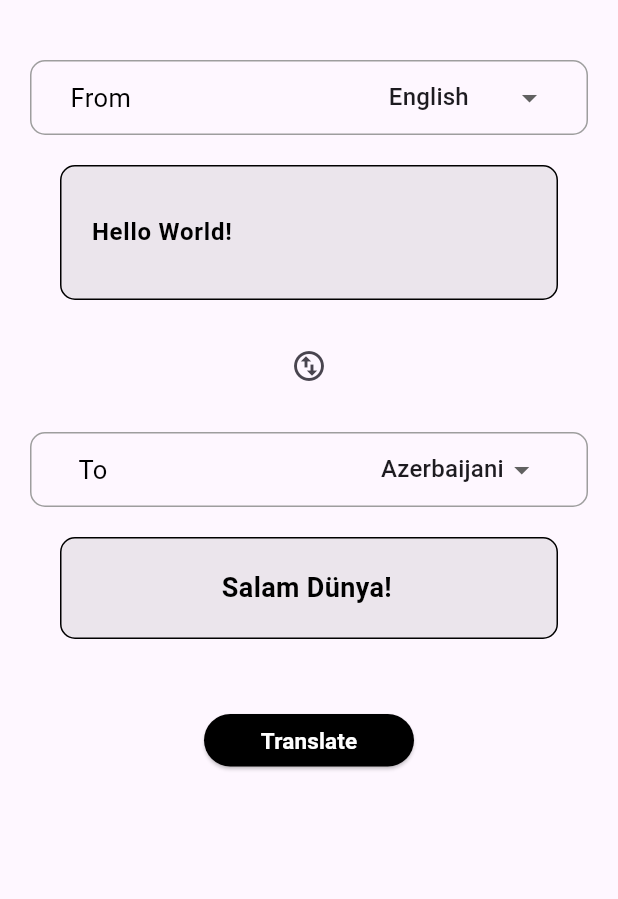
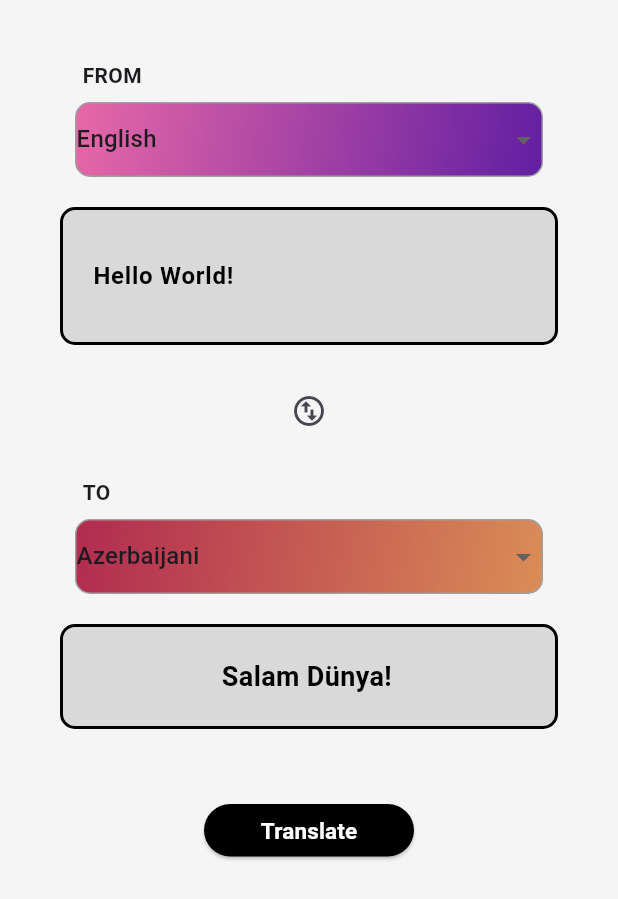
Before and after one commit to Kanan302/translator-app, a Flutter app: the TranslatorWrite screen opened directly, on a phone screen of 412 x 824 dp. Shown: the top 899 px of the screen. Run offline on Flutter 3.47's test engine with Material 3 defaults, Android fonts, the phone set to English and light mode, and no system bars; our stand-ins replace bloc, equatable, firebase_auth, firebase_core, flutter_bloc, flutter_tts and 2 more; missing offline and left inert: google_ml_kit, translator; accounts and stored records are empty.

Commit message:
updated design of dropdown

```diff
--- a/lib/pages/views/translatorwrite.dart
+++ b/lib/pages/views/translatorwrite.dart
@@ -68,6 +68,7 @@ class _TranslatorWriteState extends State<TranslatorWrite> {
   @override
   Widget build(BuildContext context) {
     return Scaffold(
+      backgroundColor: Colors.grey.shade100,
       body: SafeArea(
         child: SingleChildScrollView(
           child: Padding(
@@ -78,31 +79,47 @@ class _TranslatorWriteState extends State<TranslatorWrite> {
                 const SizedBox(
                   height: 20,
                 ),
+                Column(
+                  crossAxisAlignment: CrossAxisAlignment.start,
+                  children: [
                     Container(
-                  decoration: BoxDecoration(
-                      border: Border.all(color: Colors.grey),
-                      borderRadius: BorderRadius.circular(10)),
-                  child: Row(
-                    mainAxisAlignment: MainAxisAlignment.spaceEvenly,
-                    children: [
-                      const Text(
-                        'From',
+                      margin: const EdgeInsets.only(left: 35),
+                      child: const Text(
+                        'FROM',
                         style: TextStyle(
-                          fontSize: 17,
-                          color: Colors.black,
+                            fontSize: 14, fontWeight: FontWeight.bold),
                       ),
                     ),
                     const SizedBox(
-                        width: 120,
+                      height: 8,
                     ),
-                      DropdownButtonHideUnderline(
+                    Container(
+                      margin: const EdgeInsets.only(left: 30, right: 30),
+                      decoration: BoxDecoration(
+                        border: Border.all(color: Colors.grey),
+                        borderRadius: BorderRadius.circular(10),
+                        gradient: const LinearGradient(
+                          begin: Alignment.topLeft,
+                          end: Alignment.bottomRight,
+                          colors: [
+                            Color.fromRGBO(231, 104, 167, 10),
+                            Color.fromRGBO(98, 30, 162, 10),
+                          ],
+                        ),
+                      ),
+                      child: DropdownButtonHideUnderline(
                         child: DropdownButton(
+                          isExpanded: true,
                           value: selectedvalue,
                           focusColor: Colors.white,
                           items: languages.map((lang) {
                             return DropdownMenuItem(
                               value: lang,
+                              child: Padding(
+                                padding:
+                                    const EdgeInsets.symmetric(vertical: 8.0),
                                 child: Text(lang!),
+                              ),
                               onTap: () {
                                 if (lang == languages[0]) {
                                   from = languagecodes[0];
@@ -127,63 +144,48 @@ class _TranslatorWriteState extends State<TranslatorWrite> {
                           }).toList(),
                           onChanged: (value) {
                             selectedvalue = value!;
-                            }),
-                      )
-                    ],
-                  ),
-                ),
-                Container(
-                  padding: const EdgeInsets.all(20),
-                  margin: const EdgeInsets.all(20),
-                  decoration: BoxDecoration(
-                      borderRadius: BorderRadius.circular(10),
-                      color: Colors.grey.withOpacity(0.2),
-                      border: Border.all(color: Colors.black)),
-                  child: Form(
-                    key: formkey,
-                    child: TextFormField(
-                      controller: textcontroller,
-                      maxLines: null,
-                      minLines: null,
-                      validator: (value) {
-                        if (value!.isEmpty) {
-                          return 'Please enter some text';
-                        }
-                        return null;
                           },
-                      textInputAction: TextInputAction.done,
-                      decoration:
-                          const InputDecoration(border: InputBorder.none),
-                      style: const TextStyle(
-                          color: Colors.black, fontWeight: FontWeight.bold),
                         ),
                       ),
                     ),
+                  ],
+                ),
+                AppFirstContainer(controller: textcontroller, formkey: formkey),
                 IconButton(
                     onPressed: swapLanguages,
                     icon: const Icon(Icons.swap_vert_circle_outlined)),
                 const SizedBox(
                   height: 20,
                 ),
+                Column(
+                  crossAxisAlignment: CrossAxisAlignment.start,
+                  children: [
                     Container(
-                  decoration: BoxDecoration(
-                      border: Border.all(color: Colors.grey),
-                      borderRadius: BorderRadius.circular(10)),
-                  child: Row(
-                    mainAxisAlignment: MainAxisAlignment.spaceEvenly,
-                    children: [
-                      const Text(
-                        'To',
+                      margin: const EdgeInsets.only(left: 35),
+                      child: const Text(
+                        'TO',
                         style: TextStyle(
-                          fontSize: 17,
-                          color: Colors.black,
+                            fontSize: 14, fontWeight: FontWeight.bold),
                       ),
                     ),
                     const SizedBox(
-                        width: 120,
+                      height: 8,
                     ),
-                      DropdownButtonHideUnderline(
+                    Container(
+                        margin: const EdgeInsets.only(left: 30, right: 30),
+                        decoration: BoxDecoration(
+                            border: Border.all(color: Colors.grey),
+                            borderRadius: BorderRadius.circular(10),
+                            gradient: const LinearGradient(
+                                begin: Alignment.topLeft,
+                                end: Alignment.bottomRight,
+                                colors: [
+                                  Color.fromRGBO(177, 43, 80, 10),
+                                  Color.fromRGBO(218, 141, 86, 10),
+                                ])),
+                        child: DropdownButtonHideUnderline(
                           child: DropdownButton(
+                              isExpanded: true,
                               value: nextselectedvalue,
                               focusColor: Colors.white,
                               items: languages.map((lang) {
@@ -215,28 +217,10 @@ class _TranslatorWriteState extends State<TranslatorWrite> {
                               onChanged: (value) {
                                 nextselectedvalue = value!;
                               }),
-                      )
+                        )),
                   ],
                 ),
-                ),
-                Container(
-                  padding: const EdgeInsets.all(20),
-                  margin: const EdgeInsets.all(20),
-                  decoration: BoxDecoration(
-                    border: Border.all(color: Colors.black),
-                    borderRadius: BorderRadius.circular(10),
-                    color: Colors.grey.withOpacity(0.2),
-                  ),
-                  child: Center(
-                    child: SelectableText(
-                      data,
-                      style: const TextStyle(
-                          color: Colors.black,
-                          fontWeight: FontWeight.bold,
-                          fontSize: 18),
-                    ),
-                  ),
-                ),
+                AppSecondContainer(text: data),
                 const SizedBox(
                   height: 30,
                 ),
--- a/lib/widgets/widget.dart
+++ b/lib/widgets/widget.dart
@@ -90,3 +90,66 @@ class AppTextField extends StatelessWidget {
     );
   }
 }
+
+class AppFirstContainer extends StatelessWidget {
+  final TextEditingController controller;
+  final GlobalKey<FormState> formkey;
+
+  const AppFirstContainer(
+      {super.key, required this.controller, required this.formkey});
+
+  @override
+  Widget build(BuildContext context) {
+    return Container(
+      padding: const EdgeInsets.all(20),
+      margin: const EdgeInsets.all(20),
+      decoration: BoxDecoration(
+          borderRadius: BorderRadius.circular(10),
+          color: const Color(0XFFD9D9D9),
+          border: Border.all(color: Colors.black, width: 2)),
+      child: Form(
+        key: formkey,
+        child: TextFormField(
+          controller: controller,
+          maxLines: null,
+          minLines: null,
+          validator: (value) {
+            if (value!.isEmpty) {
+              return 'Please enter some text';
+            }
+            return null;
+          },
+          textInputAction: TextInputAction.done,
+          decoration: const InputDecoration(border: InputBorder.none),
+          style:
+              const TextStyle(color: Colors.black, fontWeight: FontWeight.bold),
+        ),
+      ),
+    );
+  }
+}
+
+class AppSecondContainer extends StatelessWidget {
+  final String text;
+  const AppSecondContainer({super.key, required this.text});
+
+  @override
+  Widget build(BuildContext context) {
+    return Container(
+      padding: const EdgeInsets.all(20),
+      margin: const EdgeInsets.all(20),
+      decoration: BoxDecoration(
+        border: Border.all(color: Colors.black, width: 2),
+        borderRadius: BorderRadius.circular(10),
+        color: const Color(0XFFD9D9D9),
+      ),
+      child: Center(
+        child: SelectableText(
+          text,
+          style: const TextStyle(
+              color: Colors.black, fontWeight: FontWeight.bold, fontSize: 18),
+        ),
+      ),
+    );
+  }
+}
```
Also changed, not shown: lib/pages/views/translatorgal.dart (+28 -52 lines), lib/pages/views/translatormic.dart (+101 -89 lines). Lines whose indentation alone changed are shown as unchanged.
